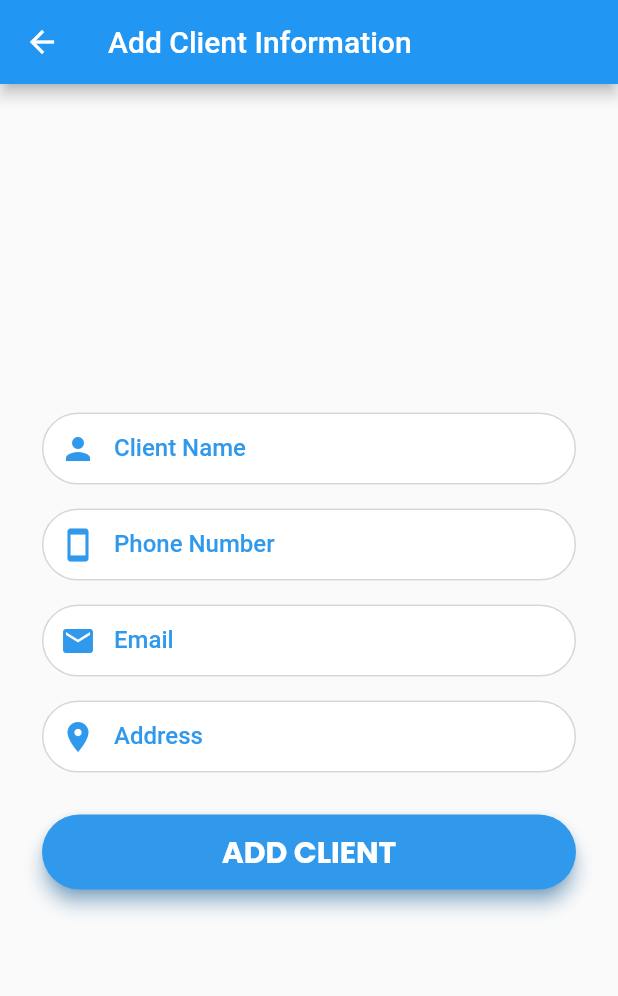
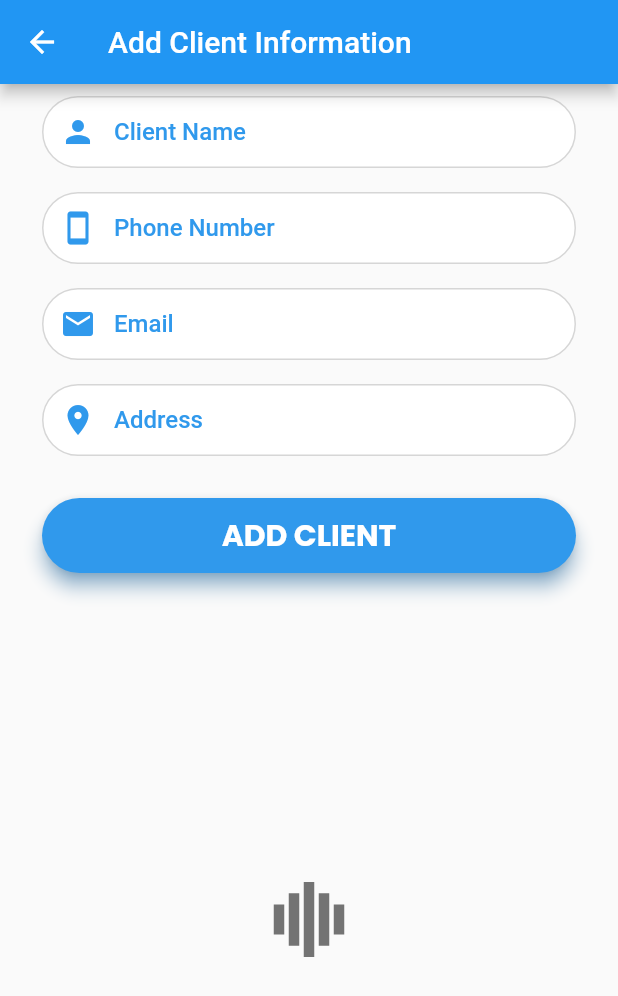
Before and after one commit to nbhatta34/XpenseApp-Android, a Flutter app: the AddClientInfo screen opened directly, on a phone screen of 412 x 824 dp. Shown: the top 996 px of the screen. Run offline on Flutter 3.47's test engine with Material 2 defaults, Android fonts, the phone set to English and light mode, and no system bars; our stand-ins replace curved_navigation_bar, flutter_spinkit, flutter_typeahead, fluttertoast, google_fonts, image_picker and 2 more.

Commit message:
Working On View Client Information

```diff
--- a/lib/Screens/AddClientInformation.dart
+++ b/lib/Screens/AddClientInformation.dart
@@ -1,11 +1,10 @@
-// import 'dart:html';
-
 import 'package:flutter/material.dart';
 import 'package:google_fonts/google_fonts.dart';
 import 'package:xpense_android/Screens/HomeScreen.dart';
 import 'package:xpense_android/http/HttpUser.dart';
 import 'package:xpense_android/model/ClientModel.dart';
 import 'package:fluttertoast/fluttertoast.dart';
+import 'package:flutter_spinkit/flutter_spinkit.dart';
 
 class AddClientInfo extends StatefulWidget {
   const AddClientInfo({Key? key}) : super(key: key);
@@ -26,6 +25,8 @@ class _AddClientInfoState extends State<AddClientInfo> {
     var res = HttpConnectUser().addClientInformation(client);
     return res;
   }
+
+  fetchdataClient() async {}
 
   @override
   Widget build(BuildContext context) {
@@ -237,6 +238,44 @@ class _AddClientInfoState extends State<AddClientInfo> {
                 ),
               ),
             ),
+            Expanded(
+              child: FutureBuilder(
+                future: fetchdataClient(),
+                builder: (BuildContext context, AsyncSnapshot snapshot) {
+                  if (snapshot.data == null) {
+                    return SpinKitWave(
+                      color: Colors.black54,
+                    );
+                  } else {
+                    if (snapshot.data?.length == 0) {
+                      return Container(
+                        child: Center(
+                          child: Text(
+                            "No Client Information To Show",
+                            style: GoogleFonts.poppins(
+                                fontSize: 23,
+                                fontWeight: FontWeight.w500,
+                                color: Colors.black54),
+                          ),
+                        ),
+                      );
+                    } else {
+                      return Container(
+                        child: Center(
+                          child: Text(
+                            "Client Information",
+                            style: GoogleFonts.poppins(
+                                fontSize: 23,
+                                fontWeight: FontWeight.w500,
+                                color: Colors.black54),
+                          ),
+                        ),
+                      );
+                    }
+                  }
+                },
+              ),
+            )
           ],
         ),
       ),
--- a/lib/main.dart
+++ b/lib/main.dart
@@ -21,7 +21,7 @@ class MyApp extends StatelessWidget {
       theme: ThemeData(
         primarySwatch: Colors.blue,
       ),
-      home: HomeScreen(),
+      home: LoginScreen(),
     );
   }
 }
```
Also changed, not shown: 1 other file.
